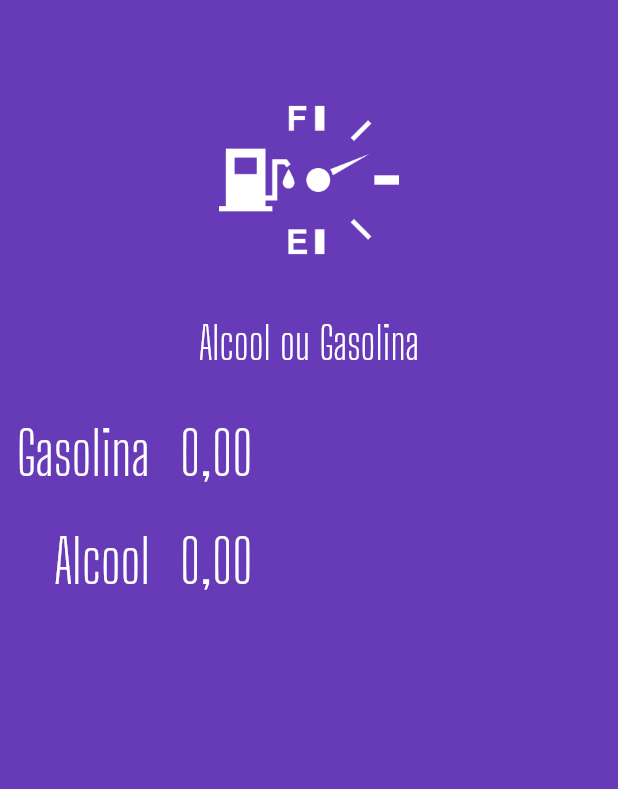
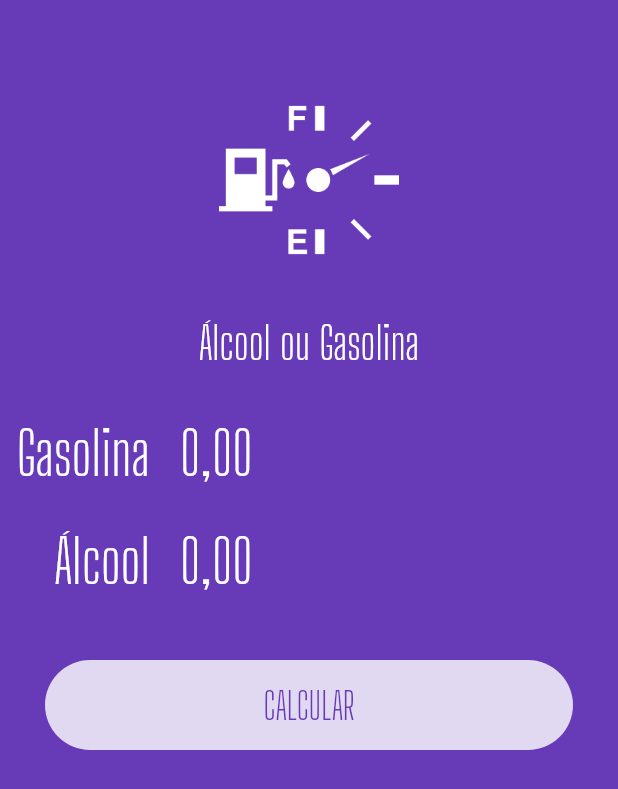
Before and after one commit to FillipeEduardo/Alcool-ou-Gasolina-Flutter, a Flutter app: the screen it shows after launch, on a phone screen of 412 x 824 dp. Shown: the top 789 px of the screen. Run offline on Flutter 3.47's test engine with Material 2 defaults, Android fonts, the phone set to English and light mode, and no system bars; our stand-ins replace extended_masked_text.

Commit message:
criacao do botao para calcular

```diff
--- a/lib/main.dart
+++ b/lib/main.dart
@@ -1,6 +1,6 @@
+import 'package:aog/widgets/input.widget.dart';
 import 'package:aog/widgets/logo.widget.dart';
 import 'package:flutter/material.dart';
-import 'package:extended_masked_text/extended_masked_text.dart';
 
 void main() {
   runApp(const MyApp());
@@ -17,15 +17,14 @@ class MyApp extends StatelessWidget {
       theme: ThemeData(
         primarySwatch: Colors.deepPurple,
       ),
-      home: HomePage(),
+      home: const HomePage(),
     );
   }
 }
 
 class HomePage extends StatelessWidget {
-  HomePage({Key? key}) : super(key: key);
-  final _gasCtrl = MoneyMaskedTextController();
-  final _gasCtrl2 = MoneyMaskedTextController();
+  const HomePage({Key? key}) : super(key: key);
+
   @override
   Widget build(BuildContext context) {
     return Scaffold(
@@ -33,71 +32,26 @@ class HomePage extends StatelessWidget {
       body: ListView(
         children: <Widget>[
           const Logo(),
-          Row(
-            children: <Widget>[
-              Container(
-                width: 100,
-                alignment: Alignment.centerRight,
-                child:const Text(
-                  "Gasolina",
-                  style: TextStyle(
-                    fontFamily: "Big Shoulders Display",
-                    fontSize: 40,
-                    color: Colors.white,
-                  ),
+          Input("Gasolina"),
+          Input("Álcool"),
+          Container(
+            margin: const EdgeInsets.all(30),
+            height: 60,
+            decoration: BoxDecoration(
+              color: Colors.white.withOpacity(0.8),
+              borderRadius: BorderRadius.circular(60),
+            ),
+            child: TextButton(
+              onPressed: () {},
+              child: const Text(
+                "CALCULAR",
+                style: TextStyle(
+                  color: Colors.deepPurple,
+                  fontFamily: "Big Shoulders Display",
+                  fontSize: 25,
                 ),
               ),
-              const SizedBox(
-                width: 20,
-              ),
-              Expanded(
-                child: TextFormField(
-                  controller: _gasCtrl,
-                  keyboardType: TextInputType.number,
-                  style: const TextStyle(
-                    fontFamily: "Big Shoulders Display",
-                    color: Colors.white,
-                    fontSize: 40,
-                  ),
-                  decoration: const InputDecoration(
-                    border: InputBorder.none,
-                  ),
-                ),
-              ),
-            ],
-          ),
-          Row(
-            children: <Widget>[
-              Container(
-                width: 100,
-                alignment: Alignment.centerRight,
-                child:const Text(
-                  "Alcool",
-                  style: TextStyle(
-                    fontFamily: "Big Shoulders Display",
-                    fontSize: 40,
-                    color: Colors.white,
-                  ),
-                ),
-              ),
-              const SizedBox(
-                width: 20,
-              ),
-              Expanded(
-                child: TextFormField(
-                  controller: _gasCtrl2,
-                  keyboardType: TextInputType.number,
-                  style: const TextStyle(
-                    fontFamily: "Big Shoulders Display",
-                    color: Colors.white,
-                    fontSize: 40,
-                  ),
-                  decoration: const InputDecoration(
-                    border: InputBorder.none,
-                  ),
-                ),
-              ),
-            ],
+            ),
           ),
         ],
       ),
--- /dev/null
+++ b/lib/widgets/input.widget.dart
@@ -0,0 +1,46 @@
+import 'package:extended_masked_text/extended_masked_text.dart';
+import 'package:flutter/material.dart';
+
+class Input extends StatelessWidget {
+  final controller = MoneyMaskedTextController();
+  var label = "";
+
+  Input(this.label, {Key? key}) : super(key: key);
+
+  @override
+  Widget build(BuildContext context) {
+    return Row(
+            children: <Widget>[
+              Container(
+                width: 100,
+                alignment: Alignment.centerRight,
+                child: Text(
+                  label,
+                  style: const TextStyle(
+                    fontFamily: "Big Shoulders Display",
+                    fontSize: 40,
+                    color: Colors.white,
+                  ),
+                ),
+              ),
+              const SizedBox(
+                width: 20,
+              ),
+              Expanded(
+                child: TextFormField(
+                  controller: controller,
+                  keyboardType: TextInputType.number,
+                  style: const TextStyle(
+                    fontFamily: "Big Shoulders Display",
+                    color: Colors.white,
+                    fontSize: 40,
+                  ),
+                  decoration: const InputDecoration(
+                    border: InputBorder.none,
+                  ),
+                ),
+              ),
+            ],
+          );
+  }
+}
--- a/lib/widgets/logo.widget.dart
+++ b/lib/widgets/logo.widget.dart
@@ -18,7 +18,7 @@ class Logo extends StatelessWidget {
              height: 30,
           ),
           const Text(
-            "Alcool ou Gasolina",
+            "Álcool ou Gasolina",
             textAlign: TextAlign.center,
             style: TextStyle(
               color: Colors.white,
```
